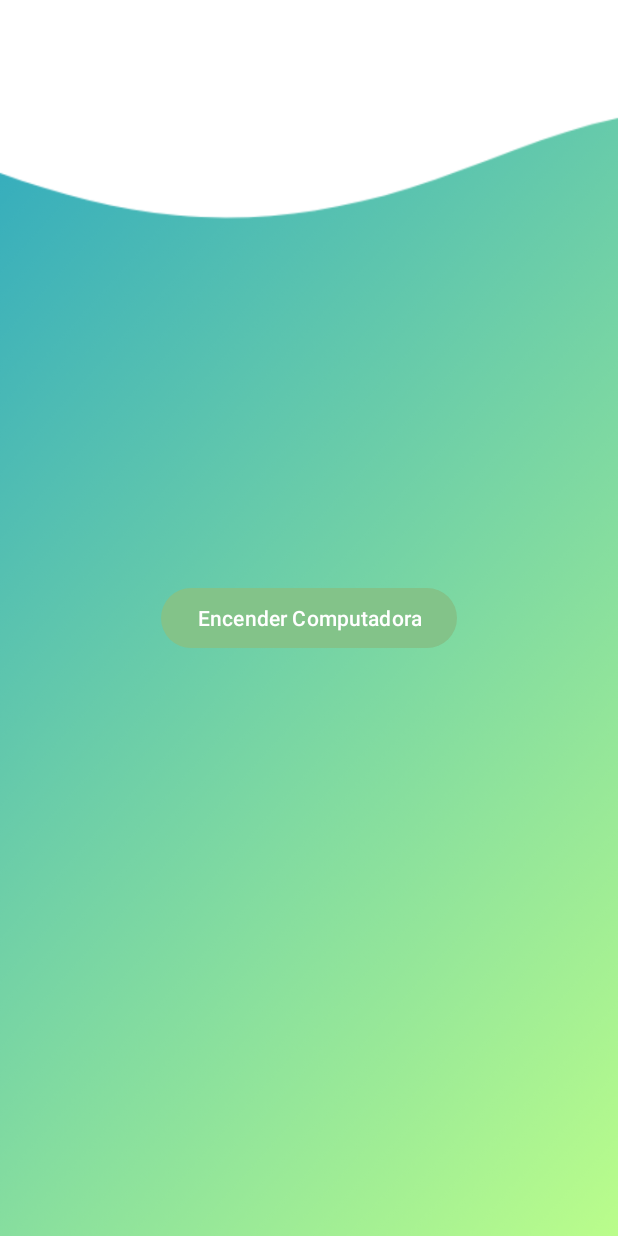
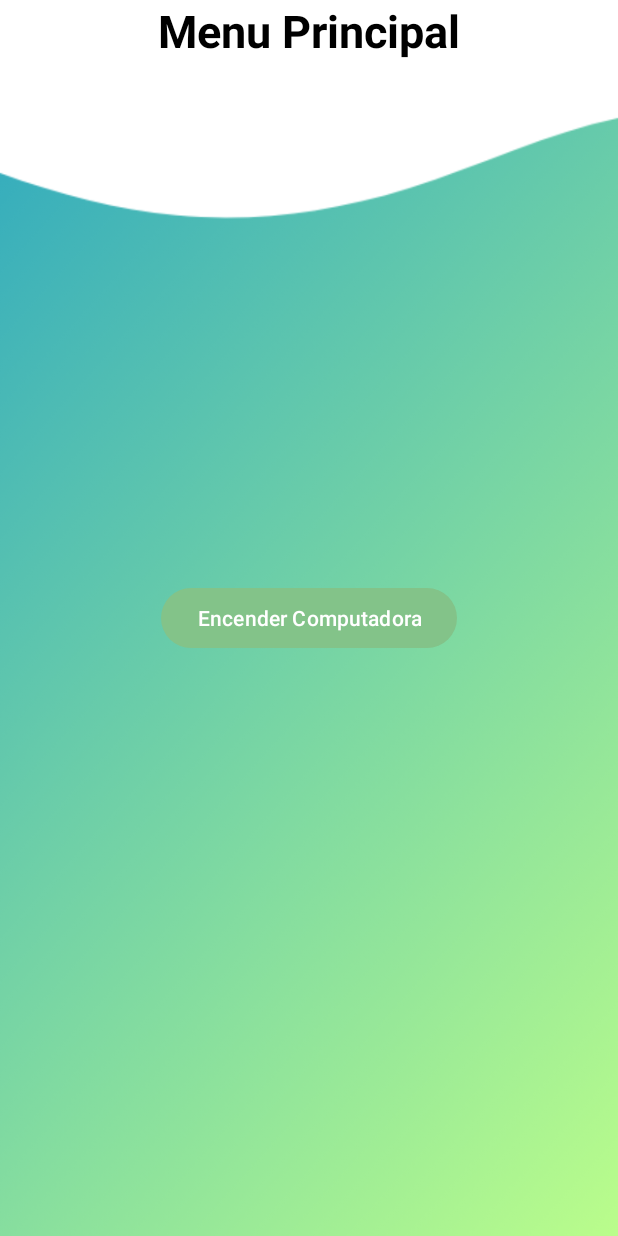
Before and after one commit to Marco-code990/Docentes, an Android app: the Equipos screen opened directly, with no data from a screen before it, after a tap on "Encender Computadora", on a phone screen of 412 x 824 dp. Run offline under Robolectric (Android 15) with nearby library versions, the phone set to English and light mode, and no system bars; network calls fail.

Commit message:
Agregar Actividades commit

```diff
--- a/app/build.gradle.kts
+++ b/app/build.gradle.kts
@@ -51,4 +51,6 @@ dependencies {
     testImplementation("junit:junit:4.13.2")
     androidTestImplementation("androidx.test.ext:junit:1.1.5")
     androidTestImplementation("androidx.test.espresso:espresso-core:3.5.1")
+    implementation ("org.apache.commons:commons-lang3:3.12.0")
+
 }
--- a/app/src/main/java/ipn/docentes/Equipos.java
+++ b/app/src/main/java/ipn/docentes/Equipos.java
@@ -4,13 +4,14 @@ import android.os.AsyncTask;
 import android.os.Bundle;
 import android.view.View;
 import android.widget.Button;
-import android.widget.Toast;
 import androidx.appcompat.app.AppCompatActivity;
 import java.net.DatagramPacket;
 import java.net.DatagramSocket;
 import java.net.InetAddress;
 
 public class Equipos extends AppCompatActivity {
+
+
 
     @Override
     protected void onCreate(Bundle savedInstanceState) {
@@ -27,8 +28,8 @@ public class Equipos extends AppCompatActivity {
     }
 
     public void encenderComputadora(View view) {
-        String macAddress = "00:11:22:33:44:55"; // Dirección MAC de la computadora
-        String ipAddress = "192.168.1.2"; // Dirección IP de la computadora
+        String macAddress = "00:1D:92:E6:6E:13"; // Dirección MAC de la computadora
+        String ipAddress = "192.168.100.169"; // Dirección IP de la computadora
 
         // Crear instancia de WakeOnLanTask y ejecutar la tarea asíncrona
         new WakeOnLanTask().execute(macAddress, ipAddress);
--- a/app/src/main/java/ipn/docentes/Laboratorios.java
+++ b/app/src/main/java/ipn/docentes/Laboratorios.java
@@ -45,7 +45,7 @@ public class Laboratorios extends AppCompatActivity implements LabAdapter.OnLabI
             List<LabModel> labList = new ArrayList<>();
 
             try {
-                URL url = new URL("http://192.168.100.148/Administrador/obtener_lab.php");
+                URL url = new URL("http://192.168.100.40/Administrador/obtener_lab.php");
                 HttpURLConnection connection = (HttpURLConnection) url.openConnection();
 
                 BufferedReader reader = new BufferedReader(new InputStreamReader(connection.getInputStream()));
--- a/app/src/main/java/ipn/docentes/MainActivity.java
+++ b/app/src/main/java/ipn/docentes/MainActivity.java
@@ -44,7 +44,7 @@ public class MainActivity extends AppCompatActivity {
         btnlogin.setOnClickListener(new View.OnClickListener() {
             @Override
             public void onClick(View view) {
-                validarUsuario("http://192.168.100.148/Administrador/validar_usuario.php");
+                validarUsuario("http://192.168.100.40/Administrador/validar_usuario.php");
             }
         });
     }
--- a/app/src/main/java/ipn/docentes/Profile.java
+++ b/app/src/main/java/ipn/docentes/Profile.java
@@ -32,7 +32,7 @@ public class Profile extends AppCompatActivity {
         SharedPreferences preferences= getSharedPreferences("user_data", MODE_PRIVATE);
         String correo_usuario= preferences.getString("correo", "");
 
-        buscarUsuarios("http://192.168.100.148/Administrador/obtener_usuario.php",correo_usuario);
+        buscarUsuarios("http://192.168.100.40/Administrador/obtener_usuario.php",correo_usuario);
     }
 
     public void Mostrar(){
--- a/app/src/main/java/ipn/docentes/reportes.java
+++ b/app/src/main/java/ipn/docentes/reportes.java
@@ -53,7 +53,7 @@ public class reportes extends AppCompatActivity {
         String descripcion = descripcionEditText.getText().toString();
         String idLaboratorio = spinnerLabs.getSelectedItem().toString();
 
-        String url= "http://192.168.100.148/Administrador/insert_report.php?descripcion="+descripcion+"&id_laboratorio"+idLaboratorio;
+        String url= "http://192.168.100.40/Administrador/insert_report.php?descripcion="+descripcion+"&id_laboratorio"+idLaboratorio;
 
         RequestQueue servicio= Volley.newRequestQueue(this);
         StringRequest respuesta= new StringRequest(Request.Method.GET, url, new Response.Listener<String>() {
--- a/app/src/main/res/layout/activity_equipos.xml
+++ b/app/src/main/res/layout/activity_equipos.xml
@@ -7,6 +7,15 @@
     android:background="@drawable/background2"
     tools:context=".Equipos">
 
+    <TextView
+        android:layout_width="wrap_content"
+        android:layout_height="wrap_content"
+        android:id="@+id/txtm"
+        android:layout_centerHorizontal="true"
+        android:text="@string/Menu"
+        android:textColor="@color/black"
+        android:textStyle="bold"
+        android:textSize="30sp"/>
     <Button
         android:id="@+id/botonEncender"
         android:layout_width="wrap_content"
```
Also changed, not shown: app/src/main/java/ipn/docentes/WakeonLan.java (added, +50 -0 lines), app/src/main/java/ipn/docentes/menu1.java (+11 -5 lines).
